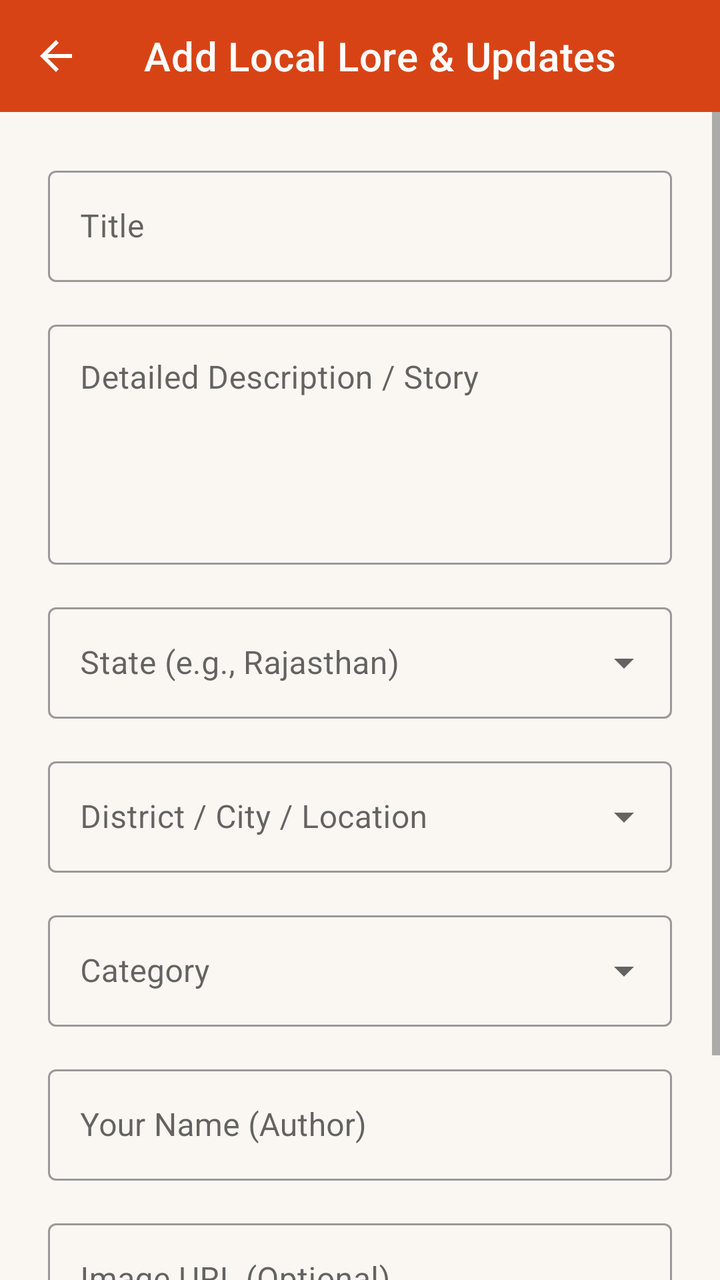
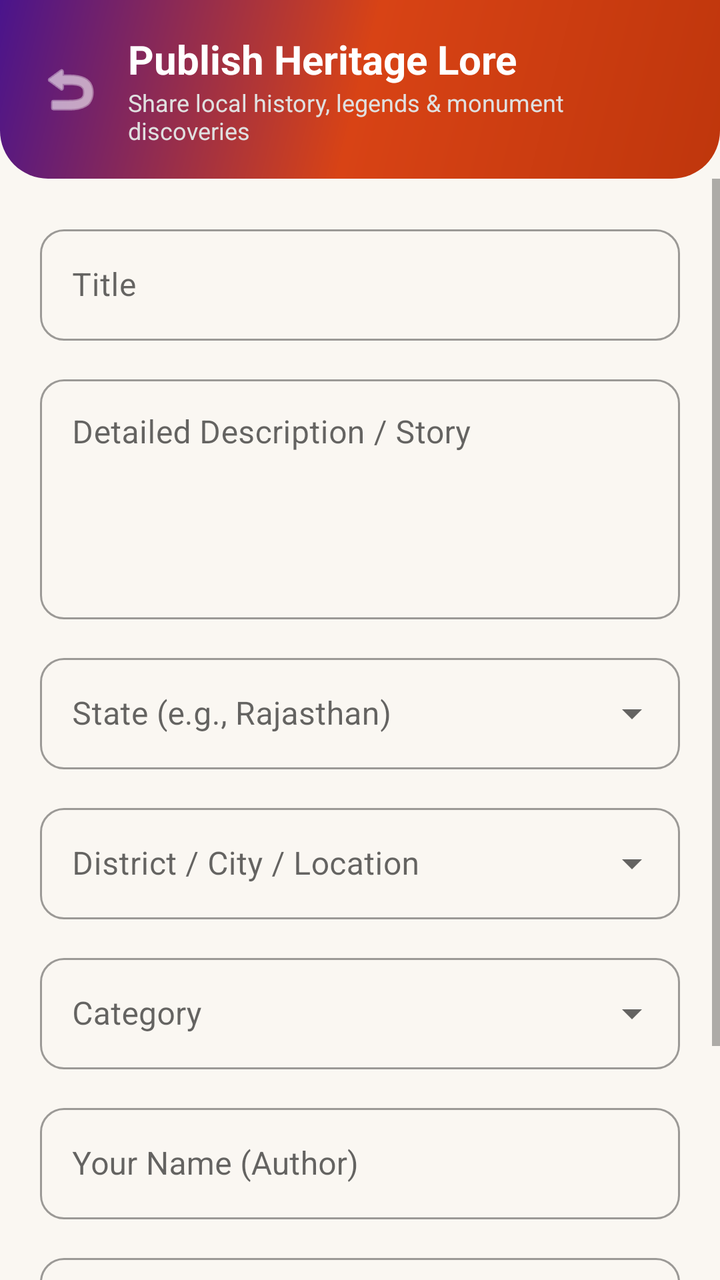

The first picture is an Android layout as it rendered before a commit; the second is the same layout after the commit. The layout source and the unified diff follow.
<!-- AndroidManifest.xml: application theme Theme.TimeTrekBharat -->
<!-- res/layout/activity_add_post.xml -->
<?xml version="1.0" encoding="utf-8"?>
<LinearLayout xmlns:android="http://schemas.android.com/apk/res/android"
    xmlns:app="http://schemas.android.com/apk/res-auto"
    xmlns:tools="http://schemas.android.com/tools"
    android:layout_width="match_parent"
    android:layout_height="match_parent"
    android:background="@color/bg_canvas"
    android:orientation="vertical"
    tools:context=".ui.AddPostActivity">

    <com.google.android.material.appbar.AppBarLayout
        android:layout_width="match_parent"
        android:layout_height="wrap_content"
        android:background="@color/saffron_primary"
        android:theme="@style/ThemeOverlay.MaterialComponents.Dark.ActionBar">

        <androidx.appcompat.widget.Toolbar
            android:id="@+id/toolbar"
            android:layout_width="match_parent"
            android:layout_height="?attr/actionBarSize"
            app:navigationIcon="?attr/homeAsUpIndicator"
            app:title="Add Local Lore &amp; Updates" />
    </com.google.android.material.appbar.AppBarLayout>

    <ScrollView
        android:layout_width="match_parent"
        android:layout_height="match_parent"
        android:fillViewport="true">

        <LinearLayout
            android:layout_width="match_parent"
            android:layout_height="wrap_content"
            android:orientation="vertical"
            android:padding="24dp">

            <com.google.android.material.textfield.TextInputLayout
                style="@style/Widget.MaterialComponents.TextInputLayout.OutlinedBox"
                android:layout_width="match_parent"
                android:layout_height="wrap_content"
                android:hint="Title">

                <com.google.android.material.textfield.TextInputEditText
                    android:id="@+id/etTitle"
                    android:layout_width="match_parent"
                    android:layout_height="wrap_content"
                    android:inputType="textCapSentences" />
            </com.google.android.material.textfield.TextInputLayout>

            <com.google.android.material.textfield.TextInputLayout
                style="@style/Widget.MaterialComponents.TextInputLayout.OutlinedBox"
                android:layout_width="match_parent"
                android:layout_height="wrap_content"
                android:layout_marginTop="16dp"
                android:hint="Detailed Description / Story">

                <com.google.android.material.textfield.TextInputEditText
                    android:id="@+id/etDescription"
                    android:layout_width="match_parent"
                    android:layout_height="120dp"
                    android:gravity="top|start"
                    android:inputType="textMultiLine"
                    android:minLines="4" />
            </com.google.android.material.textfield.TextInputLayout>

            
            <com.google.android.material.textfield.TextInputLayout
                style="@style/Widget.MaterialComponents.TextInputLayout.OutlinedBox.ExposedDropdownMenu"
                android:layout_width="match_parent"
                android:layout_height="wrap_content"
                android:layout_marginTop="16dp"
                android:hint="State (e.g., Rajasthan)">

                <AutoCompleteTextView
                    android:id="@+id/actvState"
                    android:layout_width="match_parent"
                    android:layout_height="wrap_content"
                    android:inputType="none" />
            </com.google.android.material.textfield.TextInputLayout>

            
            <com.google.android.material.textfield.TextInputLayout
                style="@style/Widget.MaterialComponents.TextInputLayout.OutlinedBox.ExposedDropdownMenu"
                android:layout_width="match_parent"
                android:layout_height="wrap_content"
                android:layout_marginTop="16dp"
                android:hint="District / City / Location">

                <AutoCompleteTextView
                    android:id="@+id/actvLocation"
                    android:layout_width="match_parent"
                    android:layout_height="wrap_content"
                    android:inputType="textCapWords" />
            </com.google.android.material.textfield.TextInputLayout>

            
            <com.google.android.material.textfield.TextInputLayout
                style="@style/Widget.MaterialComponents.TextInputLayout.OutlinedBox.ExposedDropdownMenu"
                android:layout_width="match_parent"
                android:layout_height="wrap_content"
                android:layout_marginTop="16dp"
                android:hint="Category">

                <AutoCompleteTextView
                    android:id="@+id/actvCategory"
                    android:layout_width="match_parent"
                    android:layout_height="wrap_content"
                    android:inputType="none" />
            </com.google.android.material.textfield.TextInputLayout>

            <com.google.android.material.textfield.TextInputLayout
                style="@style/Widget.MaterialComponents.TextInputLayout.OutlinedBox"
                android:layout_width="match_parent"
                android:layout_height="wrap_content"
                android:layout_marginTop="16dp"
                android:hint="Your Name (Author)">

                <com.google.android.material.textfield.TextInputEditText
                    android:id="@+id/etAuthor"
                    android:layout_width="match_parent"
                    android:layout_height="wrap_content"
                    android:inputType="textPersonName" />
            </com.google.android.material.textfield.TextInputLayout>

            <com.google.android.material.textfield.TextInputLayout
                style="@style/Widget.MaterialComponents.TextInputLayout.OutlinedBox"
                android:layout_width="match_parent"
                android:layout_height="wrap_content"
                android:layout_marginTop="16dp"
                android:hint="Image URL (Optional)">

                <com.google.android.material.textfield.TextInputEditText
                    android:id="@+id/etImageUrl"
                    android:layout_width="match_parent"
                    android:layout_height="wrap_content"
                    android:inputType="textUri" />
            </com.google.android.material.textfield.TextInputLayout>

            <Space
                android:layout_width="match_parent"
                android:layout_height="0dp"
                android:layout_weight="1" />

            <com.google.android.material.button.MaterialButton
                android:id="@+id/btnSubmit"
                android:layout_width="match_parent"
                android:layout_height="56dp"
                android:layout_marginTop="32dp"
                android:backgroundTint="@color/saffron_primary"
                android:text="Submit"
                android:textColor="@color/white"
                app:cornerRadius="8dp" />

        </LinearLayout>
    </ScrollView>
</LinearLayout>
<!-- resources referenced by this layout -->
<resources>
  <color name="bg_canvas">#FAF7F2</color>
  <color name="saffron_primary">#D84315</color>
  <color name="white">#FFFFFF</color>
  <style name="Theme.TimeTrekBharat" parent="Theme.MaterialComponents.DayNight.NoActionBar">
          
          <item name="colorPrimary">@color/saffron_primary</item>
          <item name="colorPrimaryVariant">@color/saffron_primary_dark</item>
          <item name="colorOnPrimary">@color/white</item>
          <item name="colorSecondary">@color/gold_royal</item>
          <item name="colorSecondaryVariant">@color/saffron_accent</item>
          <item name="colorOnSecondary">@color/black</item>
  
          
          <item name="android:statusBarColor">@color/saffron_primary_dark</item>
          <item name="android:windowBackground">@color/bg_canvas</item>
      </style>
  <color name="saffron_primary_dark">#BF360C</color>
  <color name="gold_royal">#FFB300</color>
  <color name="saffron_accent">#FF6F00</color>
  <color name="black">#000000</color>
</resources>

<!-- the commit's change to res/layout/activity_add_post.xml (unified diff, before → after) -->
@@ -11,15 +11,48 @@
     <com.google.android.material.appbar.AppBarLayout
         android:layout_width="match_parent"
         android:layout_height="wrap_content"
-        android:background="@color/saffron_primary"
-        android:theme="@style/ThemeOverlay.MaterialComponents.Dark.ActionBar">
-
-        <androidx.appcompat.widget.Toolbar
-            android:id="@+id/toolbar"
+        android:background="@drawable/bg_hero_header"
+        app:elevation="6dp">
+
+        <LinearLayout
             android:layout_width="match_parent"
-            android:layout_height="?attr/actionBarSize"
-            app:navigationIcon="?attr/homeAsUpIndicator"
-            app:title="Add Local Lore &amp; Updates" />
+            android:layout_height="wrap_content"
+            android:gravity="center_vertical"
+            android:orientation="horizontal"
+            android:padding="16dp">
+
+            <ImageButton
+                android:id="@+id/btnBack"
+                android:layout_width="38dp"
+                android:layout_height="38dp"
+                android:background="?android:attr/selectableItemBackgroundBorderless"
+                android:contentDescription="Back"
+                android:src="@android:drawable/ic_menu_revert"
+                app:tint="@color/white" />
+
+            <LinearLayout
+                android:layout_width="0dp"
+                android:layout_height="wrap_content"
+                android:layout_marginStart="10dp"
+                android:layout_weight="1"
+                android:orientation="vertical">
+
+                <TextView
+                    android:layout_width="wrap_content"
+                    android:layout_height="wrap_content"
+                    android:text="Publish Heritage Lore"
+                    android:textColor="@color/white"
+                    android:textSize="20sp"
+                    android:textStyle="bold" />
+
+                <TextView
+                    android:layout_width="wrap_content"
+                    android:layout_height="wrap_content"
+                    android:text="Share local history, legends &amp; monument discoveries"
+                    android:textColor="#E0E0E0"
+                    android:textSize="12sp" />
+            </LinearLayout>
+        </LinearLayout>
     </com.google.android.material.appbar.AppBarLayout>
 
     <ScrollView
@@ -31,13 +64,17 @@
             android:layout_width="match_parent"
             android:layout_height="wrap_content"
             android:orientation="vertical"
-            android:padding="24dp">
-
-            <com.google.android.material.textfield.TextInputLayout
-                style="@style/Widget.MaterialComponents.TextInputLayout.OutlinedBox"
-                android:layout_width="match_parent"
-                android:layout_height="wrap_content"
-                android:hint="Title">
+            android:padding="20dp">
+
+            <com.google.android.material.textfield.TextInputLayout
+                style="@style/Widget.MaterialComponents.TextInputLayout.OutlinedBox"
+                android:layout_width="match_parent"
+                android:layout_height="wrap_content"
+                android:hint="Title"
+                app:boxCornerRadiusBottomEnd="12dp"
+                app:boxCornerRadiusBottomStart="12dp"
+                app:boxCornerRadiusTopEnd="12dp"
+                app:boxCornerRadiusTopStart="12dp">
 
                 <com.google.android.material.textfield.TextInputEditText
                     android:id="@+id/etTitle"
@@ -50,8 +87,12 @@
                 style="@style/Widget.MaterialComponents.TextInputLayout.OutlinedBox"
                 android:layout_width="match_parent"
                 android:layout_height="wrap_content"
-                android:layout_marginTop="16dp"
-                android:hint="Detailed Description / Story">
+                android:layout_marginTop="14dp"
+                android:hint="Detailed Description / Story"
+                app:boxCornerRadiusBottomEnd="12dp"
+                app:boxCornerRadiusBottomStart="12dp"
+                app:boxCornerRadiusTopEnd="12dp"
+                app:boxCornerRadiusTopStart="12dp">
 
                 <com.google.android.material.textfield.TextInputEditText
                     android:id="@+id/etDescription"
@@ -67,8 +108,12 @@
                 style="@style/Widget.MaterialComponents.TextInputLayout.OutlinedBox.ExposedDropdownMenu"
                 android:layout_width="match_parent"
                 android:layout_height="wrap_content"
-                android:layout_marginTop="16dp"
-                android:hint="State (e.g., Rajasthan)">
+                android:layout_marginTop="14dp"
+                android:hint="State (e.g., Rajasthan)"
+                app:boxCornerRadiusBottomEnd="12dp"
+                app:boxCornerRadiusBottomStart="12dp"
+                app:boxCornerRadiusTopEnd="12dp"
+                app:boxCornerRadiusTopStart="12dp">
 
                 <AutoCompleteTextView
                     android:id="@+id/actvState"
@@ -82,8 +127,12 @@
                 style="@style/Widget.MaterialComponents.TextInputLayout.OutlinedBox.ExposedDropdownMenu"
                 android:layout_width="match_parent"
                 android:layout_height="wrap_content"
-                android:layout_marginTop="16dp"
-                android:hint="District / City / Location">
+                android:layout_marginTop="14dp"
+                android:hint="District / City / Location"
+                app:boxCornerRadiusBottomEnd="12dp"
+                app:boxCornerRadiusBottomStart="12dp"
+                app:boxCornerRadiusTopEnd="12dp"
+                app:boxCornerRadiusTopStart="12dp">
 
                 <AutoCompleteTextView
                     android:id="@+id/actvLocation"
@@ -97,8 +146,12 @@
                 style="@style/Widget.MaterialComponents.TextInputLayout.OutlinedBox.ExposedDropdownMenu"
                 android:layout_width="match_parent"
                 android:layout_height="wrap_content"
-                android:layout_marginTop="16dp"
-                android:hint="Category">
+                android:layout_marginTop="14dp"
+                android:hint="Category"
+                app:boxCornerRadiusBottomEnd="12dp"
+                app:boxCornerRadiusBottomStart="12dp"
+                app:boxCornerRadiusTopEnd="12dp"
+                app:boxCornerRadiusTopStart="12dp">
 
                 <AutoCompleteTextView
                     android:id="@+id/actvCategory"
@@ -111,8 +164,12 @@
                 style="@style/Widget.MaterialComponents.TextInputLayout.OutlinedBox"
                 android:layout_width="match_parent"
                 android:layout_height="wrap_content"
-                android:layout_marginTop="16dp"
-                android:hint="Your Name (Author)">
+                android:layout_marginTop="14dp"
+                android:hint="Your Name (Author)"
+                app:boxCornerRadiusBottomEnd="12dp"
+                app:boxCornerRadiusBottomStart="12dp"
+                app:boxCornerRadiusTopEnd="12dp"
+                app:boxCornerRadiusTopStart="12dp">
 
                 <com.google.android.material.textfield.TextInputEditText
                     android:id="@+id/etAuthor"
@@ -125,8 +182,12 @@
                 style="@style/Widget.MaterialComponents.TextInputLayout.OutlinedBox"
                 android:layout_width="match_parent"
                 android:layout_height="wrap_content"
-                android:layout_marginTop="16dp"
-                android:hint="Image URL (Optional)">
+                android:layout_marginTop="14dp"
+                android:hint="Image URL (Optional)"
+                app:boxCornerRadiusBottomEnd="12dp"
+                app:boxCornerRadiusBottomStart="12dp"
+                app:boxCornerRadiusTopEnd="12dp"
+                app:boxCornerRadiusTopStart="12dp">
 
                 <com.google.android.material.textfield.TextInputEditText
                     android:id="@+id/etImageUrl"
@@ -144,11 +205,13 @@
                 android:id="@+id/btnSubmit"
                 android:layout_width="match_parent"
                 android:layout_height="56dp"
-                android:layout_marginTop="32dp"
+                android:layout_marginTop="28dp"
                 android:backgroundTint="@color/saffron_primary"
-                android:text="Submit"
+                android:text="Publish Lore ✨"
                 android:textColor="@color/white"
-                app:cornerRadius="8dp" />
+                android:textSize="16sp"
+                android:textStyle="bold"
+                app:cornerRadius="28dp" />
 
         </LinearLayout>
     </ScrollView>
<!-- resource entries referenced after the edit -->
@@ -3,6 +3,19 @@
   <color name="bg_canvas">#FAF7F2</color>
   <color name="saffron_primary">#D84315</color>
   <color name="white">#FFFFFF</color>
+  <!-- drawable bg_hero_header (drawable) -->
+  <?xml version="1.0" encoding="utf-8"?>
+  <shape xmlns:android="http://schemas.android.com/apk/res/android">
+      <gradient
+          android:angle="135"
+          android:startColor="#BF360C"
+          android:centerColor="#D84315"
+          android:endColor="#4A148C"
+          android:type="linear" />
+      <corners
+          android:bottomLeftRadius="24dp"
+          android:bottomRightRadius="24dp" />
+  </shape>
   <style name="Theme.TimeTrekBharat" parent="Theme.MaterialComponents.DayNight.NoActionBar">
           
           <item name="colorPrimary">@color/saffron_primary</item>
